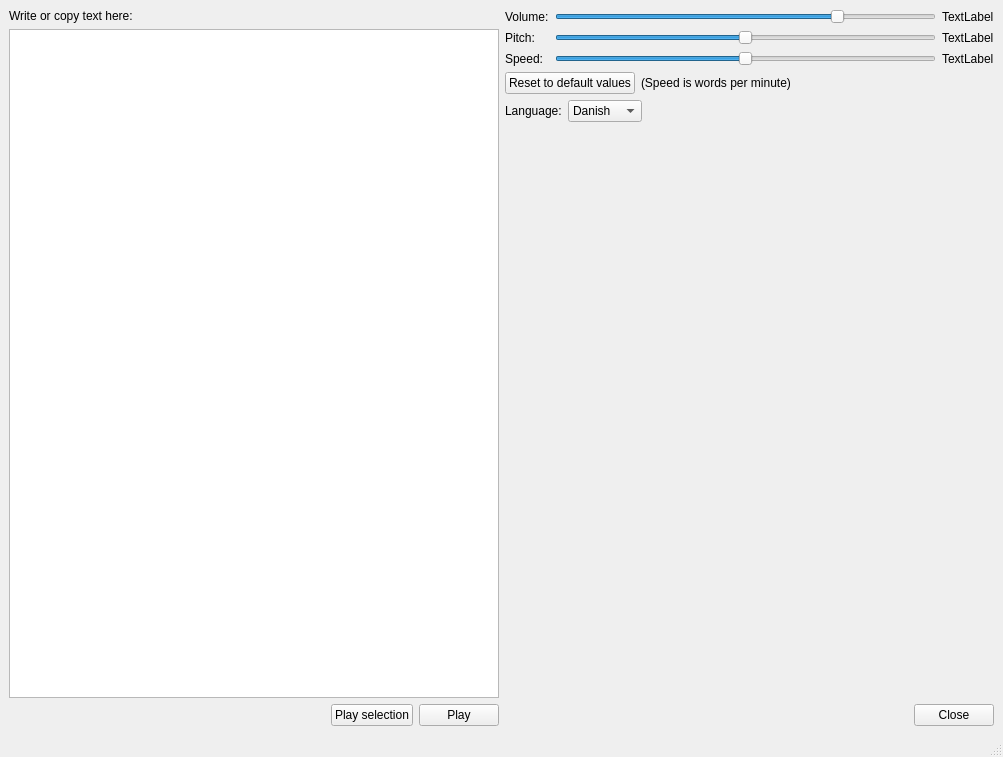
Qt form mainwindow.ui (davidlamhauge/daspeaker) before a commit.
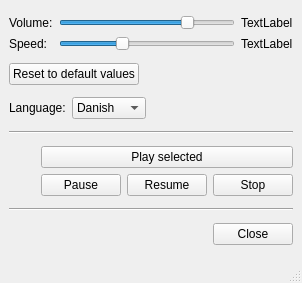
The same form after that commit.

The edit to the form file:
```diff
--- a/mainwindow.ui
+++ b/mainwindow.ui
@@ -6,61 +6,14 @@
    <rect>
     <x>0</x>
     <y>0</y>
-    <width>1003</width>
-    <height>757</height>
+    <width>302</width>
+    <height>283</height>
    </rect>
   </property>
   <property name="windowTitle">
    <string>MainWindow</string>
   </property>
   <widget class="QWidget" name="centralwidget">
-   <layout class="QHBoxLayout" name="horizontalLayout_5">
-    <item>
-     <layout class="QVBoxLayout" name="verticalLayout">
-      <item>
-       <widget class="QLabel" name="labTextHere">
-        <property name="text">
-         <string>Write or copy text here:</string>
-        </property>
-       </widget>
-      </item>
-      <item>
-       <widget class="QPlainTextEdit" name="plainTextHolder"/>
-      </item>
-      <item>
-       <layout class="QHBoxLayout" name="horizontalLayout_4">
-        <item>
-         <spacer name="horizontalSpacer_4">
-          <property name="orientation">
-           <enum>Qt::Horizontal</enum>
-          </property>
-          <property name="sizeHint" stdset="0">
-           <size>
-            <width>40</width>
-            <height>20</height>
-           </size>
-          </property>
-         </spacer>
-        </item>
-        <item>
-         <widget class="QPushButton" name="btnPlaySelection">
-          <property name="text">
-           <string>Play selection</string>
-          </property>
-         </widget>
-        </item>
-        <item>
-         <widget class="QPushButton" name="btnPlay">
-          <property name="text">
-           <string>Play</string>
-          </property>
-         </widget>
-        </item>
-       </layout>
-      </item>
-     </layout>
-    </item>
-    <item>
      <layout class="QVBoxLayout" name="verticalLayout_2">
       <item>
        <layout class="QGridLayout" name="gridLayout">
@@ -92,43 +45,13 @@
          </widget>
         </item>
         <item row="1" column="0">
-         <widget class="QLabel" name="labPitchText">
-          <property name="text">
-           <string>Pitch:</string>
-          </property>
-         </widget>
-        </item>
-        <item row="1" column="1">
-         <widget class="QSlider" name="sliderPitch">
-          <property name="minimum">
-           <number>-100</number>
-          </property>
-          <property name="maximum">
-           <number>100</number>
-          </property>
-          <property name="value">
-           <number>0</number>
-          </property>
-          <property name="orientation">
-           <enum>Qt::Horizontal</enum>
-          </property>
-         </widget>
-        </item>
-        <item row="1" column="2">
-         <widget class="QLabel" name="labActualPitch">
-          <property name="text">
-           <string>TextLabel</string>
-          </property>
-         </widget>
-        </item>
-        <item row="2" column="0">
          <widget class="QLabel" name="labSpeedText">
           <property name="text">
            <string>Speed:</string>
           </property>
          </widget>
         </item>
-        <item row="2" column="1">
+      <item row="1" column="1">
          <widget class="QSlider" name="sliderSpeed">
           <property name="minimum">
            <number>-100</number>
@@ -137,14 +60,14 @@
            <number>100</number>
           </property>
           <property name="value">
-           <number>0</number>
+         <number>-30</number>
           </property>
           <property name="orientation">
            <enum>Qt::Horizontal</enum>
           </property>
          </widget>
         </item>
-        <item row="2" column="2">
+      <item row="1" column="2">
          <widget class="QLabel" name="labActualSpeed">
           <property name="text">
            <string>TextLabel</string>
@@ -162,13 +85,6 @@
           </property>
          </widget>
         </item>
-        <item>
-         <widget class="QLabel" name="labSpeedExplanation">
-          <property name="text">
-           <string>(Speed is words per minute)</string>
-          </property>
-         </widget>
-        </item>
         <item>
          <spacer name="horizontalSpacer_3">
           <property name="orientation">
@@ -238,17 +154,71 @@
        </layout>
       </item>
       <item>
-       <spacer name="verticalSpacer">
+     <widget class="Line" name="line">
         <property name="orientation">
-         <enum>Qt::Vertical</enum>
+       <enum>Qt::Horizontal</enum>
+      </property>
+     </widget>
+    </item>
+    <item>
+     <layout class="QHBoxLayout" name="horizontalLayout_5">
+      <item>
+       <spacer name="horizontalSpacer_4">
+        <property name="orientation">
+         <enum>Qt::Horizontal</enum>
         </property>
         <property name="sizeHint" stdset="0">
          <size>
-          <width>20</width>
-          <height>40</height>
+          <width>40</width>
+          <height>20</height>
          </size>
         </property>
        </spacer>
+      </item>
+      <item>
+       <layout class="QVBoxLayout" name="verticalLayout">
+        <item>
+         <widget class="QPushButton" name="btnPlay">
+          <property name="text">
+           <string>Play selected</string>
+          </property>
+         </widget>
+        </item>
+        <item>
+         <layout class="QHBoxLayout" name="horizontalLayout_4">
+          <item>
+           <widget class="QPushButton" name="btnPause">
+            <property name="text">
+             <string>Pause</string>
+            </property>
+           </widget>
+          </item>
+          <item>
+           <widget class="QPushButton" name="btnResume">
+            <property name="text">
+             <string>Resume</string>
+            </property>
+           </widget>
+          </item>
+          <item>
+           <widget class="QPushButton" name="btnStop">
+            <property name="text">
+             <string>Stop</string>
+            </property>
+           </widget>
+          </item>
+         </layout>
+        </item>
+       </layout>
+      </item>
+     </layout>
+    </item>
+    <item>
+     <widget class="Line" name="line_2">
+      <property name="orientation">
+       <enum>Qt::Horizontal</enum>
+      </property>
+     </widget>
       </item>
       <item>
        <layout class="QHBoxLayout" name="horizontalLayout">
@@ -275,8 +245,6 @@
        </layout>
       </item>
      </layout>
-    </item>
-   </layout>
   </widget>
   <widget class="QMenuBar" name="menubar">
    <property name="geometry">
```
Left out of the diff: 2 changed lines with no effect on the pictures. Lines whose indentation alone changed are shown as unchanged.
